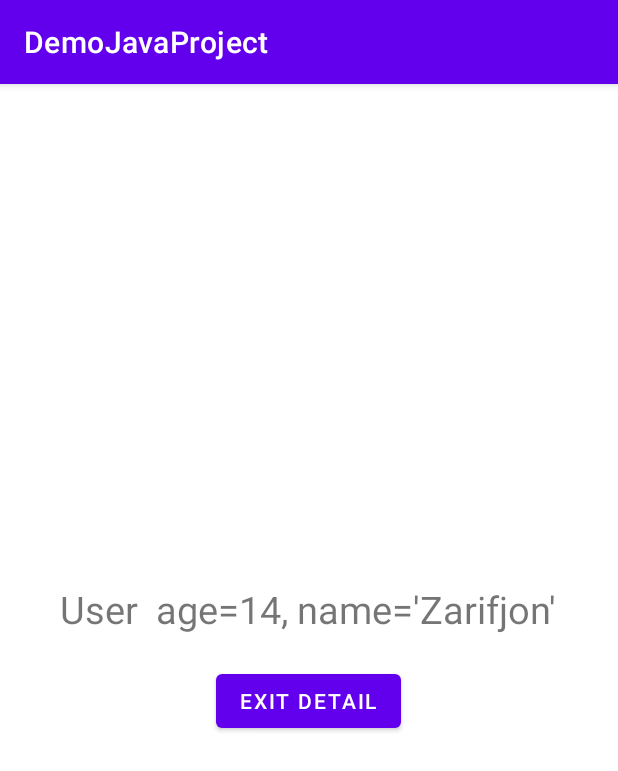
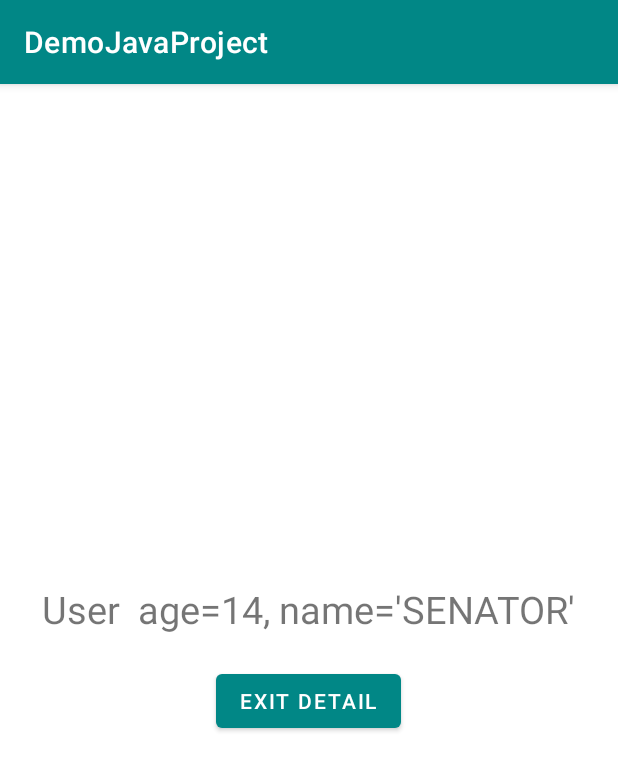
Before and after one commit to ZarifKhakimov/DemoJavaProject3, an Android app: the screen it shows after launch (DetailActivity), after a tap on "OPEN DETAIL", on a phone screen of 412 x 824 dp. Shown: the top 771 px of the screen. Run offline under Robolectric (Android 15) with nearby library versions, the phone set to English and light mode, and no system bars.

Commit message:
Initial commit

```diff
--- a/app/src/main/java/com/example/demojavaproject/DetailActivity.java
+++ b/app/src/main/java/com/example/demojavaproject/DetailActivity.java
@@ -3,7 +3,6 @@ package com.example.demojavaproject;
 import android.app.Activity;
 import android.content.Intent;
 import android.os.Bundle;
-import android.os.Parcelable;
 import android.util.Log;
 import android.view.View;
 import android.widget.Button;
@@ -18,7 +17,7 @@ import androidx.appcompat.app.AppCompatActivity;
 import com.example.demojavaproject.model.Member;
 import com.example.demojavaproject.model.User;
 
-import java.io.Serializable;
+
 
 public class DetailActivity extends AppCompatActivity {
     static final String TAG = DetailActivity.class.toString();
@@ -32,22 +31,23 @@ public class DetailActivity extends AppCompatActivity {
         initViews();
     }
 
-//    ActivityResultLauncher<Intent> detailLauncher = registerForActivityResult(
-//            new ActivityResultContracts.StartActivityForResult(),
-//            new ActivityResultCallback<ActivityResult>(){
-//                @Override
-//                public void onActivityResult(ActivityResult result) {
-//                    if(result.getResultCode() == Activity.RESULT_OK){
-//                        Intent data = result.getData();
-//                        String text = data.getStringExtra("result");
-//                        Log.d(TAG, "text");
-//                        tv_detail.setText(text);
-//                    }
-//                }
-//            });
+    ActivityResultLauncher<Intent> detailLauncher = registerForActivityResult(
+            new ActivityResultContracts.StartActivityForResult(),
+            new ActivityResultCallback<ActivityResult>(){
+                @Override
+                public void onActivityResult(ActivityResult result) {
+                    if(result.getResultCode() == Activity.RESULT_OK){
+                        Intent m = result.getData();
+                        Member member = new Member(14,  "Zarifjon");
+                        Log.d(TAG, "member");
+                        tv_detail.setText(member.toString());
+                    }
+                }
+            });
 
     void initViews(){
-        tv_detail = findViewById(R.id.tv_detail);
+       tv_detail = findViewById(R.id.tv_detail);
+
         Button b_exit = findViewById(R.id.b_exit);
         b_exit.setOnClickListener(new View.OnClickListener() {
             @Override
@@ -56,17 +56,17 @@ public class DetailActivity extends AppCompatActivity {
                 backToFinish(member);
             }
         });
-
         User user = (User)getIntent().getSerializableExtra("user");
         Log.d(TAG, user.toString());
 
         tv_detail.setText(user.toString());
     }
+
     void backToFinish(Member member){
         Intent intent = new Intent(this,MainActivity.class);
         intent.putExtra("member", member);
         setResult(Activity.RESULT_OK, intent);
-        //detailLauncher.launch(intent);
+        detailLauncher.launch(intent);
         finish();
     }
 }
--- a/app/src/main/java/com/example/demojavaproject/MainActivity.java
+++ b/app/src/main/java/com/example/demojavaproject/MainActivity.java
@@ -3,9 +3,7 @@ package com.example.demojavaproject;
 import androidx.activity.result.ActivityResult;
 import androidx.activity.result.ActivityResultCallback;
 import androidx.activity.result.ActivityResultLauncher;
-import androidx.activity.result.contract.ActivityResultContract;
 import androidx.activity.result.contract.ActivityResultContracts;
-import androidx.annotation.Nullable;
 import androidx.appcompat.app.AppCompatActivity;
 
 import android.app.Activity;
@@ -16,15 +14,15 @@ import android.view.View;
 import android.widget.Button;
 import android.widget.TextView;
 
+import com.example.demojavaproject.model.Member;
 import com.example.demojavaproject.model.User;
 
-import java.lang.reflect.Member;
+
 
 public class MainActivity extends AppCompatActivity {
     static final String TAG = MainActivity.class.toString();
 
-    int LAUNCH_DETAIL = 22;
-    TextView tv_home;
+    TextView tv_home;//int LAUNCH_DETAIL = 22;
 
     @Override
     protected void onCreate(Bundle savedInstanceState) {
@@ -35,15 +33,15 @@ public class MainActivity extends AppCompatActivity {
 
     ActivityResultLauncher<Intent> detailLauncher = registerForActivityResult(
             new ActivityResultContracts.StartActivityForResult(),
-            new ActivityResultCallback<ActivityResult>(){
+            new ActivityResultCallback<ActivityResult>() {
                 @Override
                 public void onActivityResult(ActivityResult result) {
-                    if(result.getResultCode() == Activity.RESULT_OK){
-            Intent data = result.getData();
-            String text = data.getStringExtra("result");
-            Log.d(TAG, "text");
-            tv_home.setText(text);
-        }
+                    if (result.getResultCode() == Activity.RESULT_OK) {
+                        Intent data = result.getData();
+                        User user = new User(14, "Zarifjon");
+                        Log.d(TAG, "user");
+                        tv_home.setText(user.toString());
+                    }
                 }
             });
 
@@ -54,20 +52,23 @@ public class MainActivity extends AppCompatActivity {
         b_detail.setOnClickListener(new View.OnClickListener(){
             @Override
             public void onClick(View v){
-                User user = new User(14, "Zarifjon");
+                User user = new User(14, "SENATOR");
                 openDetailActivity(user);
             }
         });
-        Member member = (Member)getIntent().getSerializableExtra("member");
-        Log.d(TAG, member.toString());
+       if(getIntent().hasExtra("member")){
+           Member member = (Member)getIntent().getSerializableExtra("member");
+           Log.d(TAG, member.toString());
 
-        tv_home.setText(member.toString());
+           tv_home.setText(member.toString());
+       }
     }
 
     void openDetailActivity(User user){
         Intent intent = new Intent(this, DetailActivity.class);
         intent.putExtra("user", user);
-        setResult(Activity.RESULT_OK);
+        setResult(Activity.RESULT_OK, intent);
         detailLauncher.launch(intent);
+
     }
 }
--- a/app/src/main/res/values/themes.xml
+++ b/app/src/main/res/values/themes.xml
@@ -2,15 +2,15 @@
     <!-- Base application theme. -->
     <style name="Theme.DemoJavaProject" parent="Theme.MaterialComponents.DayNight.DarkActionBar">
         <!-- Primary brand color. -->
-        <item name="colorPrimary">@color/purple_500</item>
-        <item name="colorPrimaryVariant">@color/purple_700</item>
+        <item name="colorPrimary">@color/teal_700</item>
+        <item name="colorPrimaryVariant">@color/teal_700</item>
         <item name="colorOnPrimary">@color/white</item>
         <!-- Secondary brand color. -->
         <item name="colorSecondary">@color/teal_200</item>
         <item name="colorSecondaryVariant">@color/teal_700</item>
         <item name="colorOnSecondary">@color/black</item>
         <!-- Status bar color. -->
-        <item name="android:statusBarColor" tools:targetApi="l">?attr/colorPrimaryVariant</item>
+        <item name="android:statusBarColor" tools:targetApi="l">?attr/colorSecondaryVariant</item>
         <!-- Customize your theme here. -->
     </style>
 </resources>
```
Also changed, not shown: app/src/main/res/layout/activity_main.xml (indentation only).
